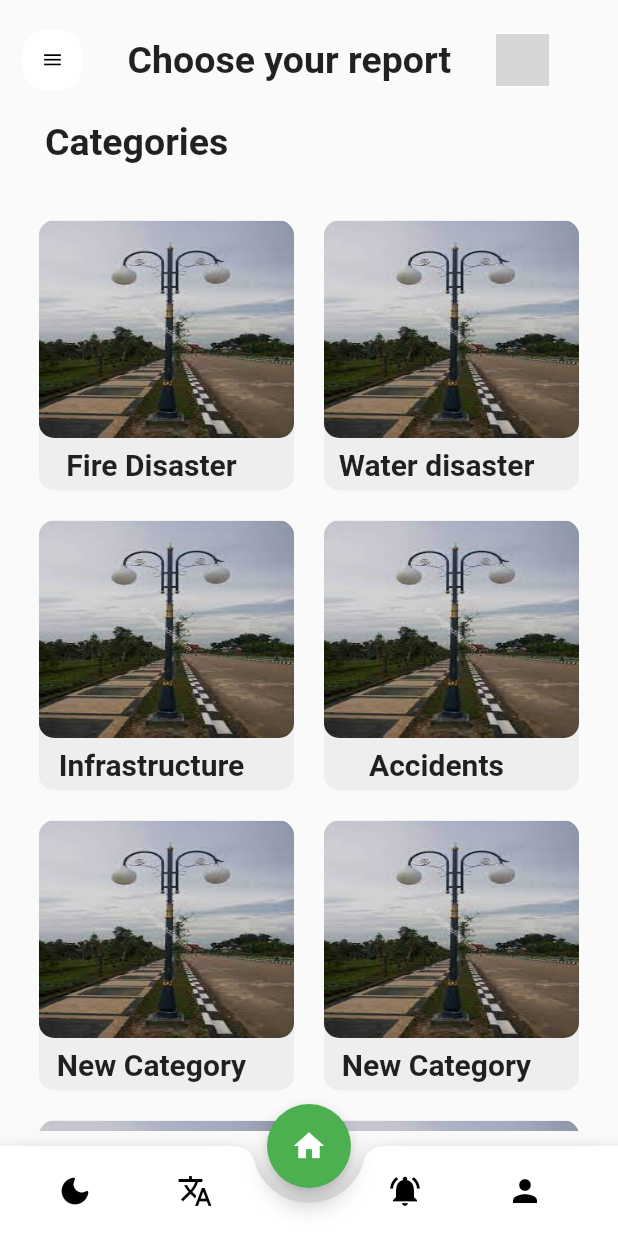
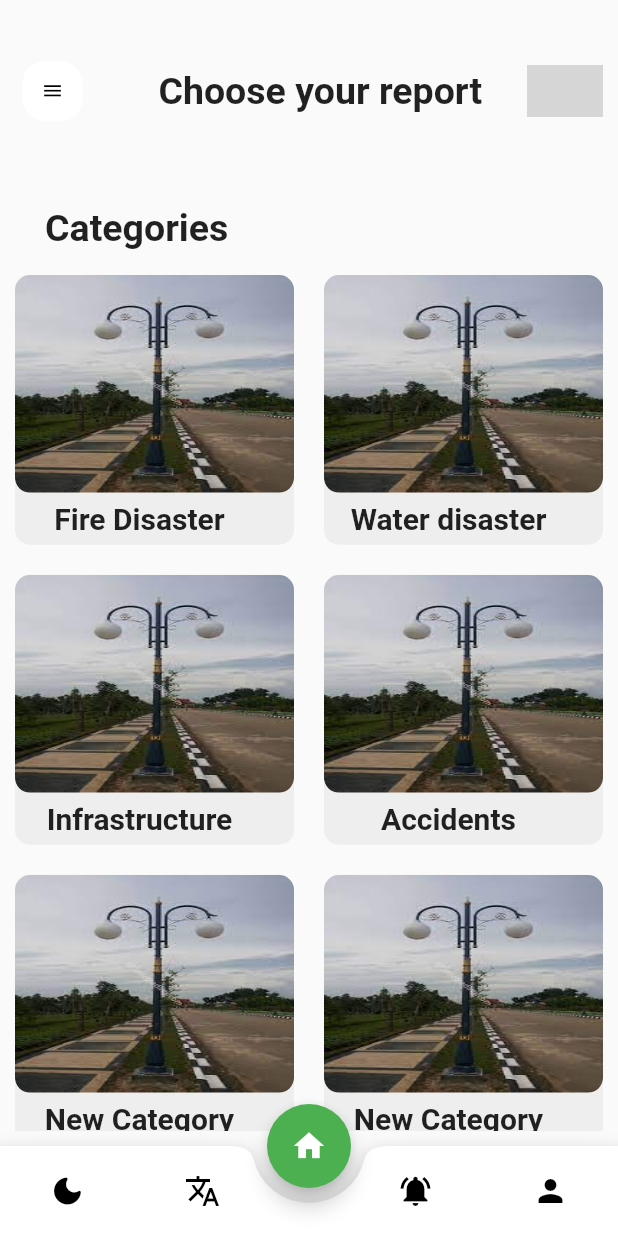
Before and after one commit to youssef182000/Balghny, a Flutter app: the screen it shows once a user with an empty profile is signed in, on a phone screen of 412 x 824 dp. Run offline on Flutter 3.47's test engine with Material 2 defaults, Android fonts, the phone set to English and light mode, and no system bars; our stand-ins replace animated_splash_screen, awesome_dialog, cloud_firestore, dio, firebase_auth, firebase_core and 8 more; missing offline and left inert: firebase_app_check, flutter_facebook_auth, google_mlkit_object_detection, image_picker_for_web, shared_preferences_web; accounts and stored records are empty; network calls fail; grey boxes are pictures that could not be loaded.

Commit message:
make app responsive

```diff
--- a/lib/view/screen/home_page.dart
+++ b/lib/view/screen/home_page.dart
@@ -112,7 +112,7 @@ class _HomePageState extends State<HomePage> {
     return Scaffold(
       drawer: Drawer(
         child: Padding(
-          padding: EdgeInsets.only(top: 24,left: 2,right: 2),
+          padding: EdgeInsets.only(top: 0,left: 2,right: 2),
           child: Column(
             children: [
               Expanded(
@@ -151,6 +151,7 @@ class _HomePageState extends State<HomePage> {
               ),*/
               Expanded(
                   flex: 5,
+                  child: SingleChildScrollView(
                     child: Column(children: [
 
                       SizedBox(height: 20,),
@@ -198,7 +199,8 @@ class _HomePageState extends State<HomePage> {
                       Navigator.of(context).pushReplacementNamed('AccordionPage');
                     },
                 ),
-              ],)),
+              ],),
+                  )),
 
               // SizedBox(height: 20,),
               Expanded(
@@ -253,9 +255,10 @@ class _HomePageState extends State<HomePage> {
         padding: EdgeInsets.all(10),
         child:  Column(children: [
             SizedBox(height: 10,),
-          Row(
+          Expanded(
+            child: Row(
               // mainAxisAlignment: MainAxisAlignment.center,
-            mainAxisAlignment: MainAxisAlignment.start,
+              mainAxisAlignment: MainAxisAlignment.center,
               children: [
                 Container(
                     width: 40,
@@ -279,13 +282,16 @@ class _HomePageState extends State<HomePage> {
                               ));
                         }
                     )),
-               SizedBox(width: 30),
-              Column(children: [
+
+                Expanded(
+                  child: Column(children: [
 
                   ],),
+                ),
                 Text('Choose your report',style: TextStyle(fontWeight: FontWeight.bold,fontSize: 25)),
                 SizedBox(width: 30,),
-              ClipRRect(
+                Expanded(
+                  child: ClipRRect(
                     borderRadius: BorderRadius.circular(8.0),
                     child: GestureDetector(
                           onTap: _pickImageAndUpload, // Call the method to pick an image and upload it to Firebase
@@ -304,7 +310,9 @@ class _HomePageState extends State<HomePage> {
                               )
                               ),
                   ),
+                ),
               ],),
+          ),
       /*    Row(children: [
             Expanded(flex: 1,child: Container(
                 width: 40,
@@ -335,7 +343,7 @@ class _HomePageState extends State<HomePage> {
             ),)
           ],),
 */
-          Expanded(flex: 1,
+          Expanded(
             child: Container(
               margin: EdgeInsets.only(left: 20),
               child: Column(children: [
@@ -346,11 +354,13 @@ class _HomePageState extends State<HomePage> {
                     Text('Choose your report',style: TextStyle(fontWeight: FontWeight.bold,fontSize: 25)),
                   ],
                 ),*/
-                Row(
+                Expanded(
+                  child: Row(
                     mainAxisAlignment: MainAxisAlignment.start,
                     children: [
                       Text('Categories',style: TextStyle(fontWeight: FontWeight.bold,fontSize: 25)),
                     ],
+                  ),
                 ),
 
                 //Text('بلاغك',style: TextStyle(fontWeight: FontWeight.bold,color: Colors.red)),
@@ -367,7 +377,8 @@ class _HomePageState extends State<HomePage> {
              Row(
                mainAxisAlignment: MainAxisAlignment.center,
                children: [
-               InkWell(
+               Expanded(
+                 child: InkWell(
                    onTap: ()=> Navigator.of(context).pushNamed("cam"),
                    child: Container(
                        //margin: EdgeInsets.only(bottom: 20),
@@ -395,8 +406,10 @@ class _HomePageState extends State<HomePage> {
                          ],
                        )),
                  ),
+               ),
                SizedBox(width: 20,),
-               InkWell(
+               Expanded(
+                 child: InkWell(
                    onTap: ()=> Navigator.of(context).pushNamed("cam2"),
                    child: Container(
                      //margin: EdgeInsets.only(bottom: 20),
@@ -424,13 +437,15 @@ class _HomePageState extends State<HomePage> {
                          ],
                        )),
                  ),
+               ),
              ],),
 
              SizedBox(height: 20,),
              Row(
                mainAxisAlignment: MainAxisAlignment.center,
                children: [
-                 InkWell(
+                 Expanded(
+                   child: InkWell(
                      onTap: ()=> Navigator.of(context).pushNamed("cam3"),
                      child: Container(
                        //margin: EdgeInsets.only(bottom: 20),
@@ -458,8 +473,10 @@ class _HomePageState extends State<HomePage> {
                            ],
                          )),
                    ),
+                 ),
                  SizedBox(width: 20,),
-                 InkWell(
+                 Expanded(
+                   child: InkWell(
                      onTap: ()=> Navigator.of(context).pushNamed("cam4"),
                      child: Container(
                        //margin: EdgeInsets.only(bottom: 20),
@@ -487,12 +504,14 @@ class _HomePageState extends State<HomePage> {
                            ],
                          )),
                    ),
+                 ),
                ],),
              SizedBox(height: 20,),
              Row(
                mainAxisAlignment: MainAxisAlignment.center,
                children: [
-                 InkWell(
+                 Expanded(
+                   child: InkWell(
                      onTap: ()=> Navigator.of(context).pushNamed("cam"),
                      child: Container(
                        //margin: EdgeInsets.only(bottom: 20),
@@ -520,8 +539,10 @@ class _HomePageState extends State<HomePage> {
                            ],
                          )),
                    ),
+                 ),
                  SizedBox(width: 20,),
-                 InkWell(
+                 Expanded(
+                   child: InkWell(
                      onTap: ()=> Navigator.of(context).pushNamed("cam2"),
                      child: Container(
                        //margin: EdgeInsets.only(bottom: 20),
@@ -549,12 +570,14 @@ class _HomePageState extends State<HomePage> {
                            ],
                          )),
                    ),
+                 ),
                ],),
              SizedBox(height: 20,),
              Row(
                mainAxisAlignment: MainAxisAlignment.center,
                children: [
-                 InkWell(
+                 Expanded(
+                   child: InkWell(
                      onTap: ()=> Navigator.of(context).pushNamed("cam"),
                      child: Container(
                        //margin: EdgeInsets.only(bottom: 20),
@@ -582,8 +605,10 @@ class _HomePageState extends State<HomePage> {
                            ],
                          )),
                    ),
+                 ),
                  SizedBox(width: 20,),
-                 InkWell(
+                 Expanded(
+                   child: InkWell(
                      onTap: ()=> Navigator.of(context).pushNamed("cam2"),
                      child: Container(
                        //margin: EdgeInsets.only(bottom: 20),
@@ -611,6 +636,7 @@ class _HomePageState extends State<HomePage> {
                            ],
                          )),
                    ),
+                 ),
                ],),
            ],
          ),
@@ -635,50 +661,19 @@ class _HomePageState extends State<HomePage> {
       bottomNavigationBar: BottomAppBar(
         shape: const CircularNotchedRectangle(),
         notchMargin: 10,
+        color: Colors.white, // Set the background color of the bottom bar
         child: SizedBox(
           height: 60,
           child: Row(
-            mainAxisAlignment: MainAxisAlignment.spaceBetween,
-            children: [
-              Row(
-                crossAxisAlignment: CrossAxisAlignment.start,
-                children: [
-                  Container(
-                    margin: const EdgeInsets.only(left: 10),
-                    child: MaterialButton(
-                      minWidth: 50,
-                      onPressed: () {
-                        setState(() {
-                          currentScreen =  HomePage();
-                          currentTab = 0;
-
-                        });
-                      },
-                      child: Column(
-                        mainAxisAlignment: MainAxisAlignment.center,
-                        children: [
+            mainAxisAlignment: MainAxisAlignment.spaceAround,
+            children: <Widget>[
               IconButton(
                 onPressed: () {},
                 icon: Icon(Icons.dark_mode_rounded,
                     color: currentTab == 1
                         ? const Color(0xFF1ABC00)
                         : Colors.black),
-                          )
-                        ],
               ),
-                    ),
-                  ),
-                  MaterialButton(
-                    minWidth: 50,
-                    onPressed: () {
-                      setState(() {
-                        currentScreen = HomePage();
-                        currentTab = 2;
-                      });
-                    },
-                    child: Column(
-                      mainAxisAlignment: MainAxisAlignment.center,
-                      children: [
               IconButton(
                 onPressed: () {
                   Navigator.of(context).pushNamed("scan");
@@ -687,24 +682,10 @@ class _HomePageState extends State<HomePage> {
                     color: currentTab == 2
                         ? Colors.green
                         : Colors.black),
-                        )
-                      ],
               ),
+              SizedBox(
+                width: 10,
               ),
-                  Container(
-                    margin: const EdgeInsets.only(left: 60),
-                    child: MaterialButton(
-                      minWidth: 50,
-                      onPressed: () {
-                        setState(() {
-
-                          currentScreen =  HomePage();
-                          currentTab = 4;
-                        });
-                      },
-                      child: Column(
-                        mainAxisAlignment: MainAxisAlignment.center,
-                        children: [
               IconButton(
                 onPressed: () {
                   Navigator.of(context).pushNamed("notification");
@@ -713,22 +694,8 @@ class _HomePageState extends State<HomePage> {
                     color: currentTab == 4
                         ? Colors.green
                         : Colors.black),
-                          )
-                        ],
               ),
-                    ),
-                  ),
-                  MaterialButton(
-                    minWidth: 50,
-                    onPressed: () {
-                      setState(() {
-                        currentScreen =  HomePage();
-                        currentTab = 5;
-                      });
-                    },
-                    child: Column(
-                      mainAxisAlignment: MainAxisAlignment.center,
-                      children: [
+
               IconButton(
                 onPressed: () {
                   Navigator.of(context).pushNamed("profile");
@@ -738,12 +705,7 @@ class _HomePageState extends State<HomePage> {
                     color: currentTab == 5
                         ? Colors.green
                         : Colors.black),
-                        )
-                      ],
               ),
-                  ),
-                ],
-              )
             ],
           ),
         ),
```
Also changed, not shown: lib/view/screen/about_page.dart (+16 -5 lines), lib/view/screen/cam2_water_screen.dart (+8 -6 lines), lib/view/screen/cam3_infa_screen.dart (+8 -6 lines), lib/view/screen/cam4_accidents_screen.dart (+8 -6 lines), lib/view/screen/cam_fire_screen.dart (+8 -6 lines), lib/view/screen/contactUs_page.dart (+37 -16 lines), lib/view/screen/fag_page.dart (+7 -3 lines), pubspec.lock. Lines whose indentation alone changed are shown as unchanged.
